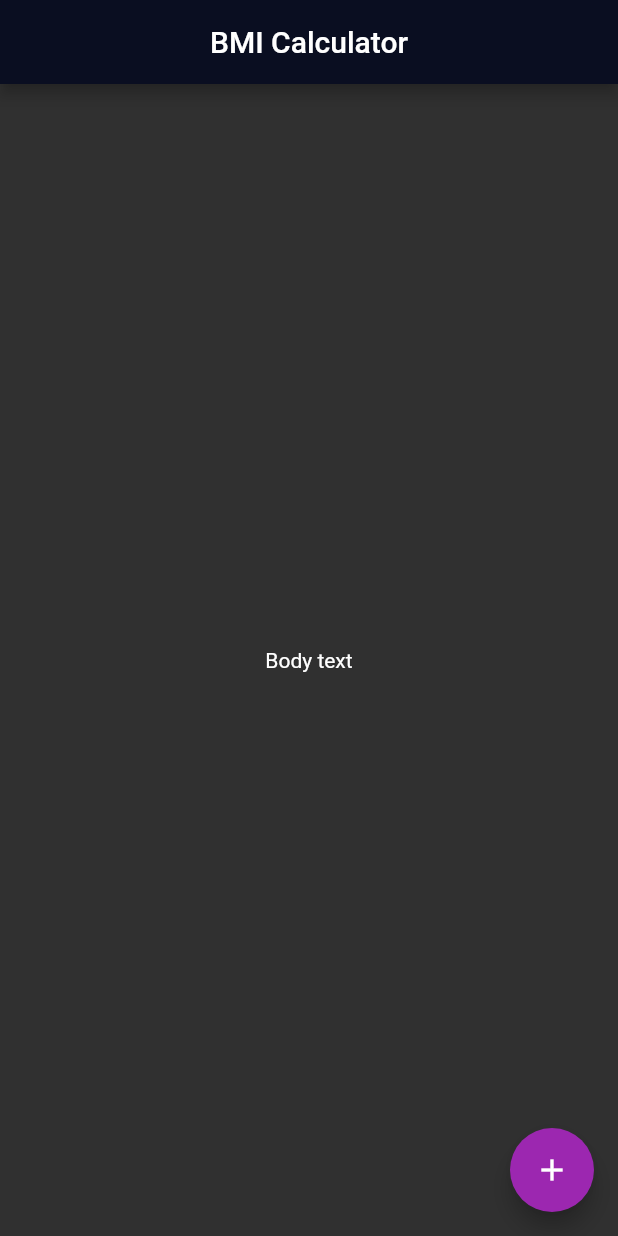
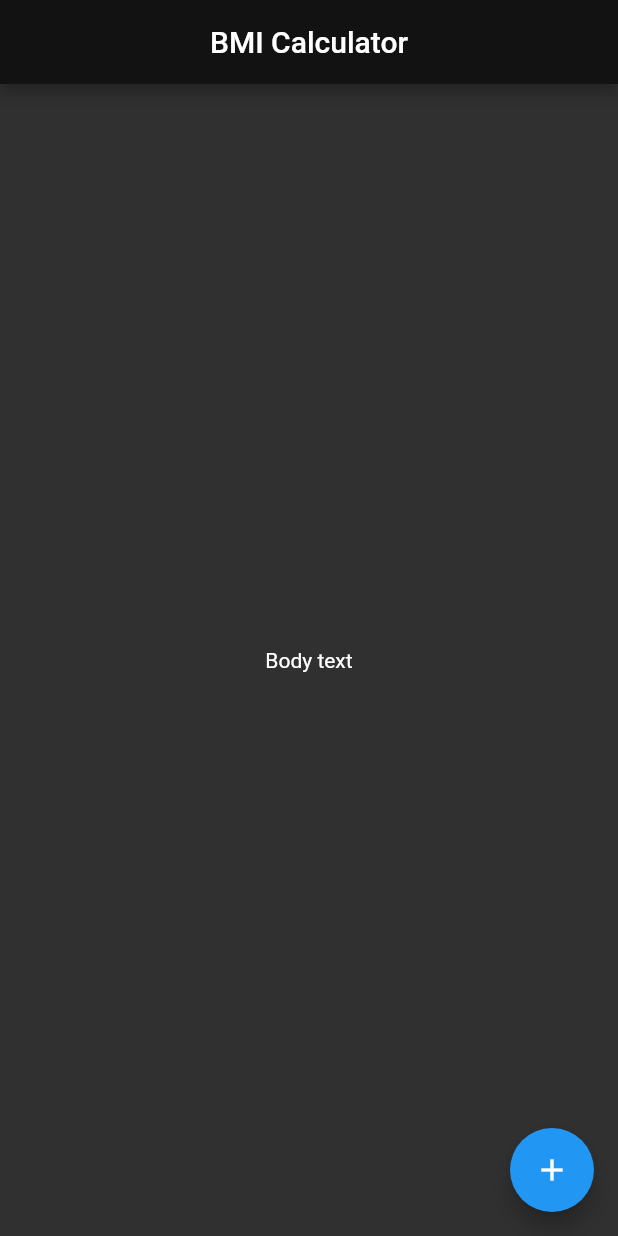
Before and after one commit to ljcpeixoto/bmi_calculator, a Flutter app: the screen it shows after launch, on a phone screen of 412 x 824 dp. Run offline on Flutter 3.47's test engine with Material 2 defaults, Android fonts, the phone set to English and light mode, and no system bars.

Commit message:
Change colors of one widget wrapping it with widget Theme

```diff
--- a/lib/main.dart
+++ b/lib/main.dart
@@ -12,9 +12,8 @@ class BMICalculator extends StatelessWidget {
   Widget build(BuildContext context) {
     return MaterialApp(
       theme: ThemeData.dark().copyWith(
-        colorScheme: ColorScheme.fromSwatch().copyWith(
+        colorScheme: const ColorScheme.dark().copyWith(
           primary: const Color(0xFF0A0E21),
-          secondary: Colors.purple,
         ),
       ),
       home: const InputPage(),
@@ -43,9 +42,12 @@ class _InputPageState extends State<InputPage> {
           'Body text',
         ),
       ),
-      floatingActionButton: const FloatingActionButton(
-        onPressed: null,
-        child: Icon(Icons.add),
+      floatingActionButton: Theme(
+        data: ThemeData.light(),
+        child: const FloatingActionButton(
+          onPressed: null,
+          child: Icon(Icons.add),
+        ),
       ), // This trailing comma makes auto-formatting nicer for build methods.
     );
   }
```
